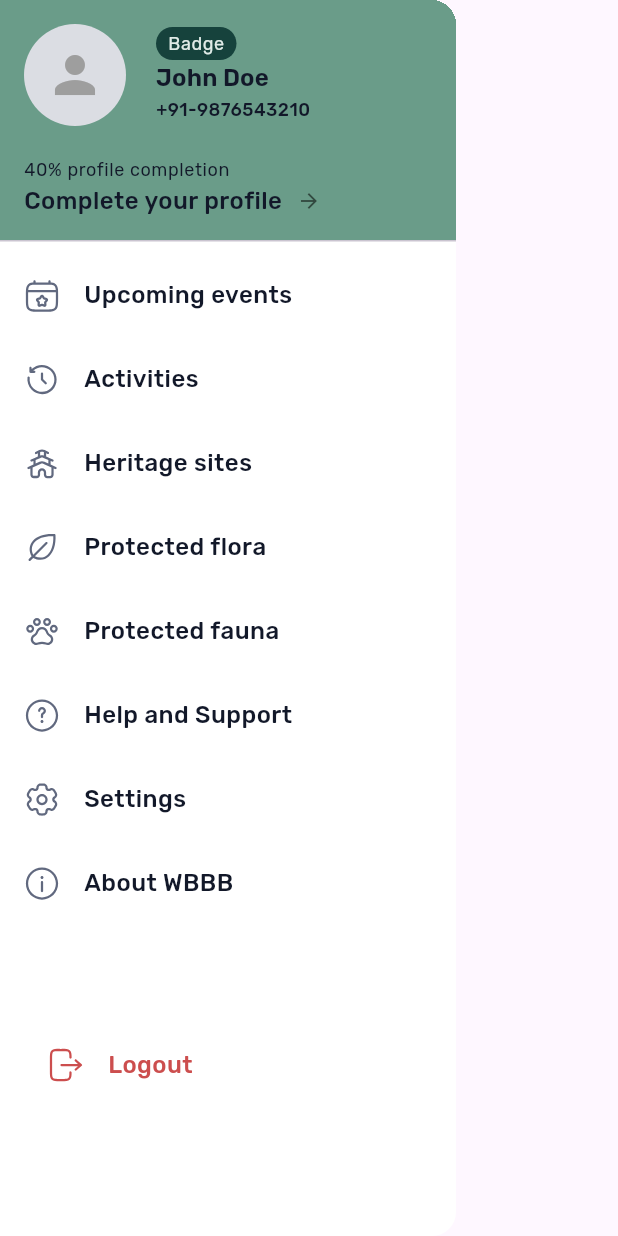
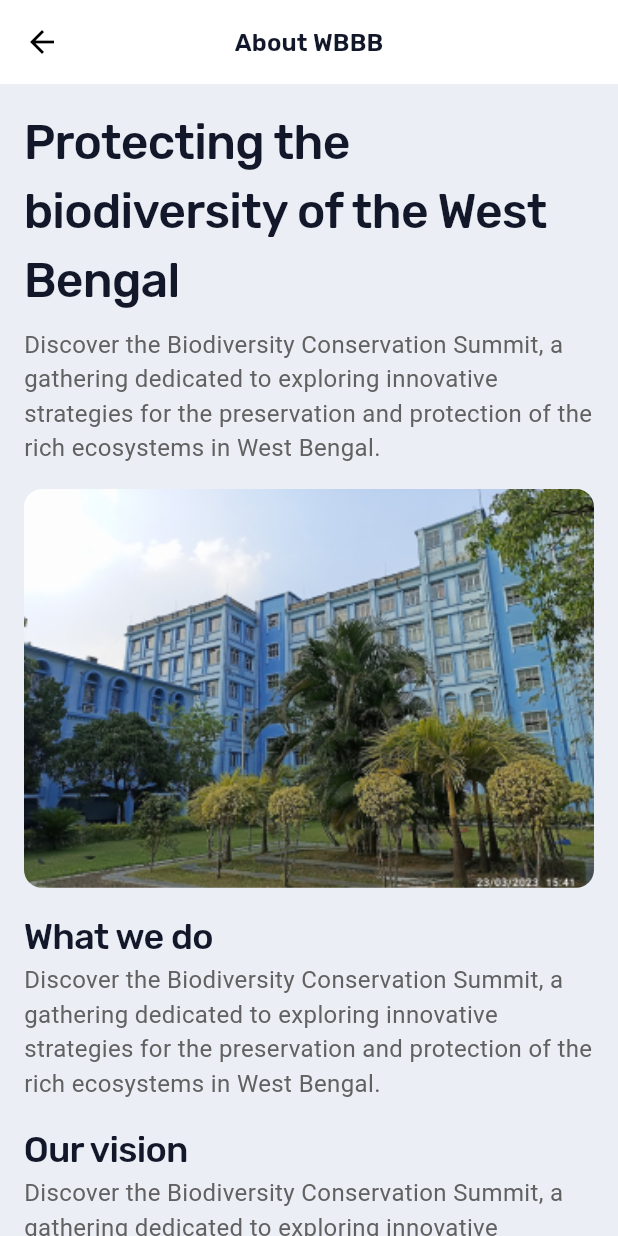
Before and after one commit to dexzter07/Biodiversity_management_user_app, a Flutter app: the CustomDrawer widget shown alone on an empty page, opened directly, after a tap on "About WBBB", on a phone screen of 412 x 824 dp. Run offline on Flutter 3.47's test engine with Material 3 defaults, Android fonts, the phone set to English and light mode, and no system bars; our stand-ins replace carousel_slider, dot_navigation_bar, flutter_svg, form_field_validator, get, pin_code_fields and 2 more; accounts and stored records are empty; network calls fail.

Commit message:
small changes made

```diff
--- /dev/null
+++ b/lib/presentation/about/about_page.dart
@@ -0,0 +1,158 @@
+import 'package:wbbb_user/core/app_export.dart';
+import 'package:wbbb_user/theme/custom_textstyle.dart';
+
+class AboutWBBBPage extends StatelessWidget {
+  const AboutWBBBPage({super.key});
+
+  @override
+  Widget build(BuildContext context) {
+    return Scaffold(
+      backgroundColor: AppColors.backgroundRegular,
+      body: CustomScrollView(
+        slivers: [
+          SliverAppBar(
+            floating: true,
+            pinned: true,
+            backgroundColor: AppColors.surfaceRegular,
+            leading: IconButton(
+              icon: const Icon(Icons.arrow_back, color: Colors.black),
+              onPressed: () => Navigator.pop(context),
+            ),
+            title: Text("About WBBB", style: CustomTextStyle.titleMedium()),
+            centerTitle: true,
+            elevation: 0,
+          ),
+          SliverToBoxAdapter(
+            child: Padding(
+              padding:
+                  const EdgeInsets.symmetric(horizontal: 16.0, vertical: 16.0),
+              child: Column(
+                crossAxisAlignment: CrossAxisAlignment.start,
+                children: [
+                  Text("Protecting the biodiversity of the West Bengal",
+                      style: CustomTextStyle.headlineLarge()),
+                  const SizedBox(height: 8),
+                  // Description
+                  Text(
+                    "Discover the Biodiversity Conservation Summit, a gathering dedicated to exploring innovative strategies for the preservation and protection of the rich ecosystems in West Bengal.",
+                    style: TextStyle(fontSize: 16, color: Colors.grey[700]),
+                  ),
+                  const SizedBox(height: 16),
+                  // Image
+                  ClipRRect(
+                    borderRadius: BorderRadius.circular(12),
+                    child: Image.asset(
+                      "assets/images/image.png",
+                      fit: BoxFit.cover,
+                      width: double.infinity,
+                    ),
+                  ),
+                  const SizedBox(height: 16),
+                  // Section: What we do
+                  const SectionTitle(title: "What we do"),
+                  Text(
+                    "Discover the Biodiversity Conservation Summit, a gathering dedicated to exploring innovative strategies for the preservation and protection of the rich ecosystems in West Bengal.",
+                    style: TextStyle(fontSize: 16, color: Colors.grey[700]),
+                  ),
+                  const SizedBox(height: 16),
+                  // Section: Our vision
+                  const SectionTitle(title: "Our vision"),
+                  Text(
+                    "Discover the Biodiversity Conservation Summit, a gathering dedicated to exploring innovative strategies for the preservation and protection of the rich ecosystems in West Bengal.",
+                    style: TextStyle(fontSize: 16, color: Colors.grey[700]),
+                  ),
+                  const SizedBox(height: 16),
+                  // Section: Our board
+                  const SectionTitle(title: "Our board"),
+                  const SizedBox(height: 8),
+                  // Board Members
+                  SingleChildScrollView(
+                    scrollDirection: Axis.horizontal,
+                    child: Row(
+                      children: List.generate(4, (index) {
+                        return Padding(
+                          padding: const EdgeInsets.only(right: 8.0),
+                          child: Column(
+                            children: [
+                              const CircleAvatar(
+                                radius: 40,
+                                backgroundImage: NetworkImage(
+                                  "https://via.placeholder.com/150",
+                                ),
+                              ),
+                              const SizedBox(height: 8),
+                              Text(
+                                [
+                                  "John Doe",
+                                  "Alice Smith",
+                                  "Michael Johnson",
+                                  "Olivia Brown"
+                                ][index],
+                                style: const TextStyle(
+                                    fontWeight: FontWeight.bold, fontSize: 14),
+                              ),
+                              Text(
+                                [
+                                  "Secretary of State",
+                                  "Minister of Finance",
+                                  "Minister of Health",
+                                  "Board Member"
+                                ][index],
+                                style: TextStyle(
+                                    fontSize: 12, color: Colors.grey[600]),
+                              ),
+                            ],
+                          ),
+                        );
+                      }),
+                    ),
+                  ),
+                  const SizedBox(height: 16),
+                  // Footer
+                  Divider(color: Colors.grey[300]),
+                  const SizedBox(height: 16),
+                  Center(
+                    child: Image.asset(
+                      "assets/logo/wbbb.png",
+                      height: 80,
+                      width: 80,
+                    ),
+                  ),
+                  const SizedBox(height: 20),
+
+                  const Row(
+                    mainAxisAlignment: MainAxisAlignment.center,
+                    children: [
+                      Text(
+                        "West Bengal Biodiversity Board",
+                        style: TextStyle(
+                            fontWeight: FontWeight.bold, fontSize: 16),
+                      ),
+                    ],
+                  ),
+                  const SizedBox(height: 8),
+                  Text(
+                    "Prani Sampad Bhawan, 5th Floor, LB - 2, Sector - III, Salt Lake City, Kolkata, West Bengal 700106, India",
+                    textAlign: TextAlign.center,
+                    style: TextStyle(fontSize: 14, color: Colors.grey[600]),
+                  ),
+                ],
+              ),
+            ),
+          ),
+        ],
+      ),
+    );
+  }
+}
+
+class SectionTitle extends StatelessWidget {
+  final String title;
+
+  const SectionTitle({super.key, required this.title});
+
+  @override
+  Widget build(BuildContext context) {
+    return Text(title, style: CustomTextStyle.headlineSmall());
+  }
+}
--- a/lib/presentation/home_page/widgets/custom_drawer.dart
+++ b/lib/presentation/home_page/widgets/custom_drawer.dart
@@ -1,13 +1,13 @@
 import 'package:flutter/material.dart';
 import 'package:flutter_svg/svg.dart';
 import 'package:wbbb_user/core/app_export.dart';
+import 'package:wbbb_user/presentation/about/about_page.dart';
 import 'package:wbbb_user/presentation/activities/past_activities/past_activities.dart';
 import 'package:wbbb_user/presentation/activities/upcoming_activities/upcoming_activities.dart';
 import 'package:wbbb_user/presentation/flora_and_fauna/flora_and_fauna.dart';
 import 'package:wbbb_user/presentation/help_and_support/help_and_support.dart';
 import 'package:wbbb_user/presentation/profiles/profile.dart';
 import 'package:wbbb_user/presentation/setting_page/setting_page.dart';
-import 'package:wbbb_user/theme/custom_textstyle.dart';
 
 class CustomDrawer extends StatelessWidget {
   const CustomDrawer({super.key});
@@ -157,12 +157,13 @@ class CustomDrawer extends StatelessWidget {
                 ),
                 ListTile(
                   leading: SvgPicture.asset("assets/icons/svg/info-circle.svg"),
-
                   title: Text(
                     'About WBBB',
                     style: CustomTextStyle.labelLarge(),
                   ),
-                  onTap: () {}, // Add functionality
+                  onTap: () {
+                    Get.to(() => const AboutWBBBPage());
+                  },
                 ),
               ],
             ),
```
Also changed, not shown: lib/presentation/flora_and_fauna/fauna.dart (+4 -3 lines), lib/presentation/flora_and_fauna/flora.dart (+9 -3 lines), lib/presentation/flora_and_fauna/flora_and_fauna.dart (+74 -27 lines), lib/presentation/home_page/home_page.dart (+12 -3 lines), lib/presentation/publications/publications.dart (+36 -0 lines), assets/images/image.png (added).
